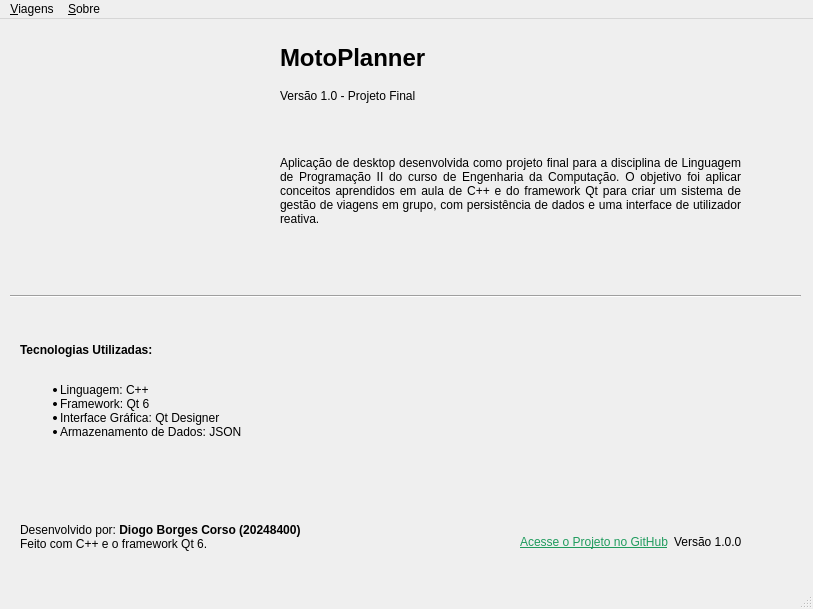
Qt form mainwindow.ui (daiogocrs/MotoPlanner) before a commit.
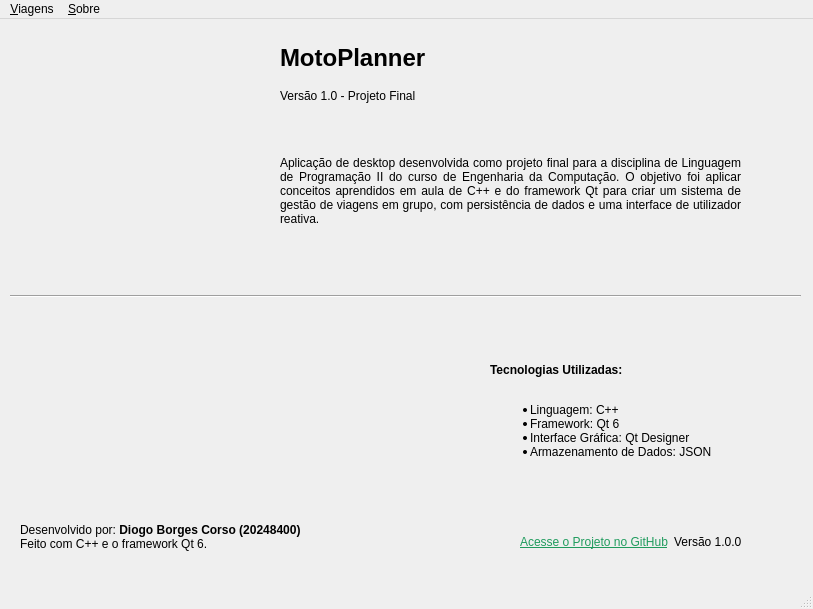
The same form after that commit. Icons and pictures are not drawn. Custom widgets are drawn as their Qt base class.

Diff of the .ui file:
```diff
--- a/mainwindow.ui
+++ b/mainwindow.ui
@@ -156,9 +156,9 @@
       <widget class="QLabel" name="label_4">
        <property name="geometry">
         <rect>
-         <x>10</x>
-         <y>280</y>
-         <width>621</width>
+         <x>480</x>
+         <y>300</y>
+         <width>311</width>
          <height>161</height>
         </rect>
        </property>
@@ -236,6 +236,25 @@
         </item>
        </layout>
       </widget>
+      <widget class="QLabel" name="label_5">
+       <property name="geometry">
+        <rect>
+         <x>100</x>
+         <y>290</y>
+         <width>151</width>
+         <height>181</height>
+        </rect>
+       </property>
+       <property name="text">
+        <string/>
+       </property>
+       <property name="pixmap">
+        <pixmap resource="Imagens.qrc">:/imagens/IMG_20250701_223510.jpg</pixmap>
+       </property>
+       <property name="scaledContents">
+        <bool>true</bool>
+       </property>
+      </widget>
      </widget>
     </widget>
     <widget class="QWidget" name="page">
```
